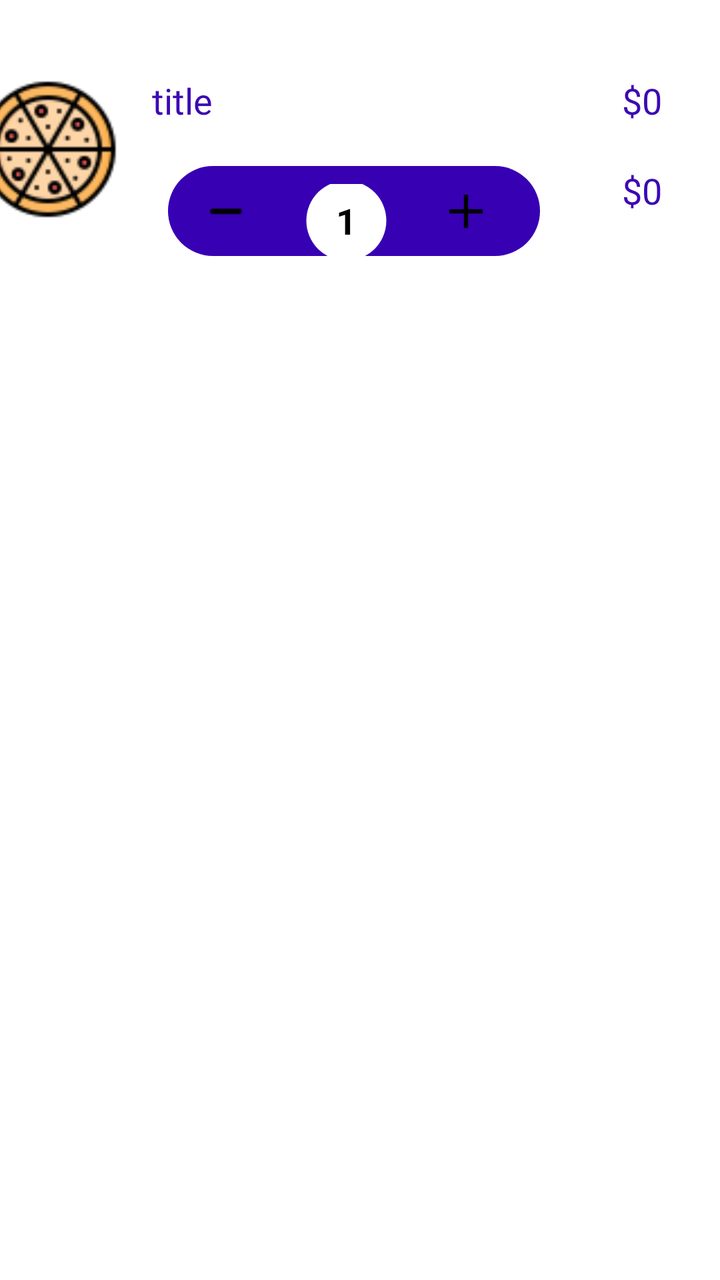
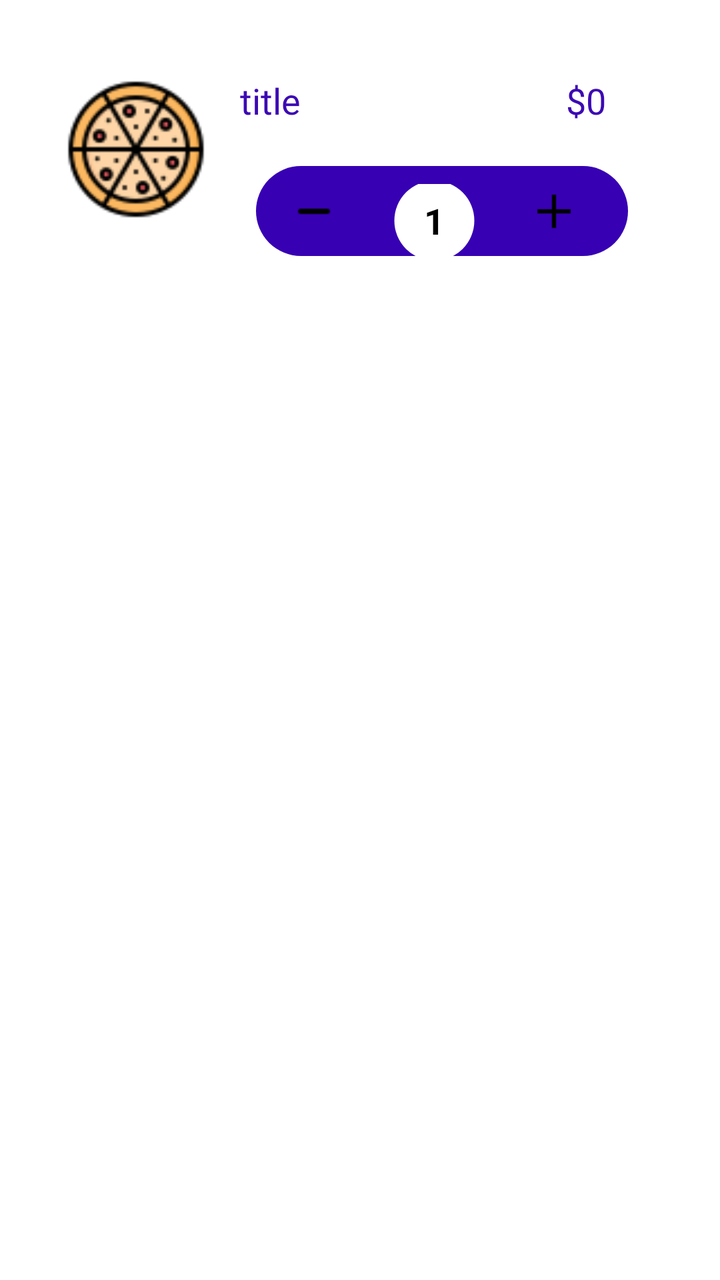

Compare the two renders of this Android layout. The source of the first and the diff that turns it into the second are given below.
<!-- AndroidManifest.xml: application theme Theme.PROIECT -->
<!-- res/layout/viewholdercart_layout.xml -->
<?xml version="1.0" encoding="utf-8"?>
<androidx.constraintlayout.widget.ConstraintLayout xmlns:android="http://schemas.android.com/apk/res/android"
    xmlns:app="http://schemas.android.com/apk/res-auto"
    xmlns:tools="http://schemas.android.com/tools"
    android:layout_width="match_parent"
    android:layout_height="match_parent"
    android:layout_margin="4dp"
    android:layout_marginStart="16dp"
    android:layout_marginTop="16dp"
    android:layout_marginEnd="16dp"
    android:layout_marginBottom="10dp"
    android:background="@drawable/cart_bg"
    app:layout_goneMarginBottom="16dp">

    <androidx.constraintlayout.widget.ConstraintLayout
        android:id="@+id/constraintLayout2"
        android:layout_width="406dp"
        android:layout_height="wrap_content"
        android:layout_marginStart="16dp"
        android:layout_marginEnd="10dp"
        android:layout_marginBottom="10dp"
        app:layout_constraintBottom_toBottomOf="parent"
        app:layout_constraintEnd_toEndOf="parent"
        app:layout_constraintHorizontal_bias="0.62"
        app:layout_constraintStart_toStartOf="parent"
        app:layout_constraintTop_toTopOf="parent"
        app:layout_constraintVertical_bias="0.042">

        <ImageView
            android:id="@+id/photo"
            android:layout_width="72dp"
            android:layout_height="86dp"
            android:layout_marginStart="16dp"
            app:layout_constraintBottom_toBottomOf="parent"
            app:layout_constraintStart_toStartOf="parent"
            app:layout_constraintTop_toTopOf="parent"
            app:layout_constraintVertical_bias="0.483"
            app:srcCompat="@drawable/cartpizza" />

        <TextView
            android:id="@+id/total"
            android:layout_width="51dp"
            android:layout_height="29dp"
            android:layout_marginEnd="16dp"
            android:fontFamily="@font/bevan"
            android:text="$0"
            android:textColor="#3C09B3"
            android:textSize="18sp"
            app:layout_constraintBottom_toBottomOf="@+id/constraintLayout4"
            app:layout_constraintEnd_toEndOf="parent"
            app:layout_constraintTop_toTopOf="@+id/constraintLayout4"
            app:layout_constraintVertical_bias="0.0" />

        <TextView
            android:id="@+id/feePerItem"
            android:layout_width="51dp"
            android:layout_height="29dp"
            android:layout_marginEnd="16dp"
            android:fontFamily="@font/bevan"
            android:text="$0"
            android:textColor="#3C09B3"
            android:textSize="18sp"
            app:layout_constraintBottom_toBottomOf="@+id/title_product"
            app:layout_constraintEnd_toEndOf="parent"
            app:layout_constraintTop_toTopOf="@+id/title_product"
            app:layout_constraintVertical_bias="0.0" />

        <TextView
            android:id="@+id/title_product"
            android:layout_width="51dp"
            android:layout_height="29dp"
            android:layout_marginStart="16dp"
            android:layout_marginTop="16dp"
            android:fontFamily="@font/bevan"
            android:text="title"
            android:textColor="#3C09B3"
            android:textSize="18sp"
            app:layout_constraintStart_toEndOf="@+id/photo"
            app:layout_constraintTop_toTopOf="parent" />

        <androidx.constraintlayout.widget.ConstraintLayout
            android:id="@+id/constraintLayout4"
            android:layout_width="wrap_content"
            android:layout_height="wrap_content"
            android:layout_marginTop="16dp"
            app:layout_constraintStart_toStartOf="@+id/title_product"
            app:layout_constraintTop_toBottomOf="@+id/title_product">

            <ImageView
                android:id="@+id/imageView3"
                android:layout_width="186dp"
                android:layout_height="45dp"
                android:layout_marginStart="8dp"
                app:layout_constraintBottom_toBottomOf="parent"
                app:layout_constraintEnd_toEndOf="parent"
                app:layout_constraintHorizontal_bias="0.52"
                app:layout_constraintStart_toStartOf="parent"
                app:layout_constraintTop_toTopOf="parent"
                app:layout_constraintVertical_bias="0.0"
                app:srcCompat="@drawable/purple_bar" />

            <androidx.constraintlayout.widget.ConstraintLayout
                android:id="@+id/constraintLayout3"
                android:layout_width="46dp"
                android:layout_height="36dp"
                app:layout_constraintBottom_toBottomOf="parent"
                app:layout_constraintEnd_toEndOf="parent"
                app:layout_constraintStart_toStartOf="parent"
                app:layout_constraintTop_toTopOf="parent"
                app:layout_constraintVertical_bias="1.0">

                <ImageView
                    android:id="@+id/img"
                    android:layout_width="43dp"
                    android:layout_height="40dp"
                    app:layout_constraintBottom_toBottomOf="parent"
                    app:layout_constraintEnd_toEndOf="parent"
                    app:layout_constraintStart_toStartOf="parent"
                    app:layout_constraintTop_toTopOf="parent"
                    app:srcCompat="@drawable/white_circle" />

                <TextView
                    android:id="@+id/numberItemT"
                    android:layout_width="wrap_content"
                    android:layout_height="wrap_content"
                    android:text="1"
                    android:textColor="@color/black"
                    android:textSize="18sp"
                    android:textStyle="bold"
                    app:layout_constraintBottom_toBottomOf="@+id/img"
                    app:layout_constraintEnd_toEndOf="@+id/img"
                    app:layout_constraintStart_toStartOf="@+id/img"
                    app:layout_constraintTop_toTopOf="@+id/img" />
            </androidx.constraintlayout.widget.ConstraintLayout>

            <ImageView
                android:id="@+id/plusCartBtn"
                android:layout_width="26dp"
                android:layout_height="26dp"
                app:layout_constraintBottom_toBottomOf="parent"
                app:layout_constraintEnd_toEndOf="parent"
                app:layout_constraintStart_toEndOf="@+id/constraintLayout3"
                app:layout_constraintTop_toTopOf="parent"
                app:srcCompat="@drawable/plus" />

            <ImageView
                android:id="@+id/minusCartBtn"
                android:layout_width="26dp"
                android:layout_height="20dp"
                app:layout_constraintBottom_toBottomOf="parent"
                app:layout_constraintEnd_toStartOf="@+id/constraintLayout3"
                app:layout_constraintStart_toStartOf="parent"
                app:layout_constraintTop_toTopOf="parent"
                app:srcCompat="@drawable/minus" />

        </androidx.constraintlayout.widget.ConstraintLayout>

    </androidx.constraintlayout.widget.ConstraintLayout>

</androidx.constraintlayout.widget.ConstraintLayout>
<!-- resources referenced by this layout -->
<resources>
  <color name="black">#FF000000</color>
  <!-- drawable cart_bg (drawable) -->
  <?xml version="1.0" encoding="utf-8"?>
  <selector xmlns:android="http://schemas.android.com/apk/res/android">
  <item>
      <shape android:shape="rectangle">
          <solid android:color="#ffffff"/>
          <corners android:radius="18dp"/>
      </shape>
  </item>
  </selector>
  <!-- drawable cartpizza: png bitmap (drawable, 3736 bytes) -->
  <!-- drawable minus: png bitmap (drawable, 142 bytes) -->
  <!-- drawable plus: png bitmap (drawable, 161 bytes) -->
  <!-- drawable purple_bar (drawable) -->
  <?xml version="1.0" encoding="utf-8"?>
  <selector xmlns:android="http://schemas.android.com/apk/res/android">
  <item>
      <shape android:shape="rectangle">
          <solid android:color="@color/purple_700"/>
          <corners android:radius="58dp"/>
      </shape>
  </item>
  </selector>
  <!-- drawable white_circle (drawable) -->
  <?xml version="1.0" encoding="utf-8"?>
  <selector xmlns:android="http://schemas.android.com/apk/res/android">
  <item>
      <shape android:shape="oval">
          <size android:width="35dp"
              android:height="35dp"/>
          <solid android:color="#ffffff"/>
      </shape>
  </item>
  </selector>
  <style name="Theme.PROIECT" parent="Theme.MaterialComponents.DayNight.NoActionBar">
          
          <item name="colorPrimary">@color/purple_500</item>
          <item name="colorPrimaryVariant">#ffffff    </item>
          <item name="colorOnPrimary">@color/white</item>
          
          <item name="colorSecondary">@color/teal_200</item>
          <item name="colorSecondaryVariant">@color/teal_700</item>
          <item name="colorOnSecondary">@color/black</item>
          
          <item name="android:statusBarColor">?attr/colorPrimaryVariant</item>
          
      </style>
  <color name="purple_700">#FF3700B3</color>
  <color name="purple_500">#FF6200EE</color>
  <color name="white">#FFFFFFFF</color>
  <color name="teal_200">#FF03DAC5</color>
  <color name="teal_700">#FF018786</color>
</resources>

<!-- the commit's change to res/layout/viewholdercart_layout.xml (unified diff, before → after) -->
@@ -1,9 +1,8 @@
 <?xml version="1.0" encoding="utf-8"?>
 <androidx.constraintlayout.widget.ConstraintLayout xmlns:android="http://schemas.android.com/apk/res/android"
     xmlns:app="http://schemas.android.com/apk/res-auto"
-    xmlns:tools="http://schemas.android.com/tools"
     android:layout_width="match_parent"
-    android:layout_height="match_parent"
+    android:layout_height="wrap_content"
     android:layout_margin="4dp"
     android:layout_marginStart="16dp"
     android:layout_marginTop="16dp"
@@ -14,7 +13,7 @@
 
     <androidx.constraintlayout.widget.ConstraintLayout
         android:id="@+id/constraintLayout2"
-        android:layout_width="406dp"
+        android:layout_width="0dp"
         android:layout_height="wrap_content"
         android:layout_marginStart="16dp"
         android:layout_marginEnd="10dp"
